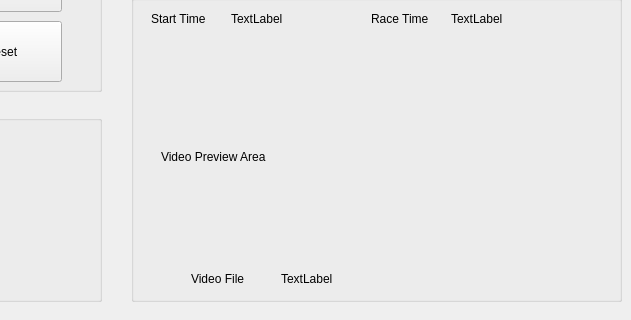
This is mainwindow.ui in adamson-stuart/wwsc_starting as Qt 5 draws it before an edit; both pictures show x 119 to 750 and y 129 to 449 of the 750 by 449 pixel window. The edited form follows.
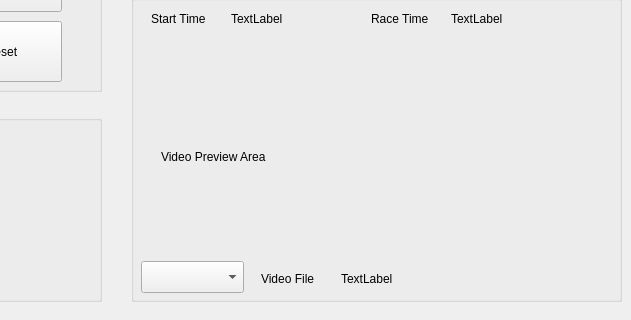
This is the edited form.

Commit message: Adding video format

What changed in the file:
```diff
--- a/mainwindow.ui
+++ b/mainwindow.ui
@@ -36,7 +36,7 @@
    <widget class="QLabel" name="label_8">
     <property name="geometry">
      <rect>
-      <x>310</x>
+      <x>380</x>
       <y>400</y>
       <width>71</width>
       <height>16</height>
@@ -49,9 +49,9 @@
    <widget class="QLabel" name="video_file">
     <property name="geometry">
      <rect>
-      <x>400</x>
+      <x>460</x>
       <y>400</y>
-      <width>311</width>
+      <width>271</width>
       <height>16</height>
      </rect>
     </property>
@@ -211,6 +211,16 @@
       <string>Start Time</string>
      </property>
     </widget>
+    <widget class="QComboBox" name="video_format">
+     <property name="geometry">
+      <rect>
+       <x>10</x>
+       <y>280</y>
+       <width>103</width>
+       <height>32</height>
+      </rect>
+     </property>
+    </widget>
    </widget>
    <widget class="QGroupBox" name="groupBox_4">
     <property name="geometry">
```
